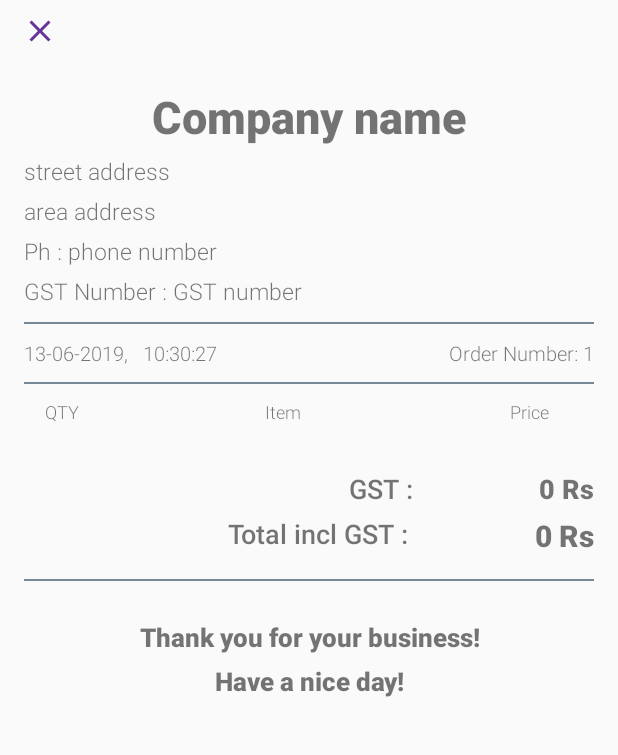
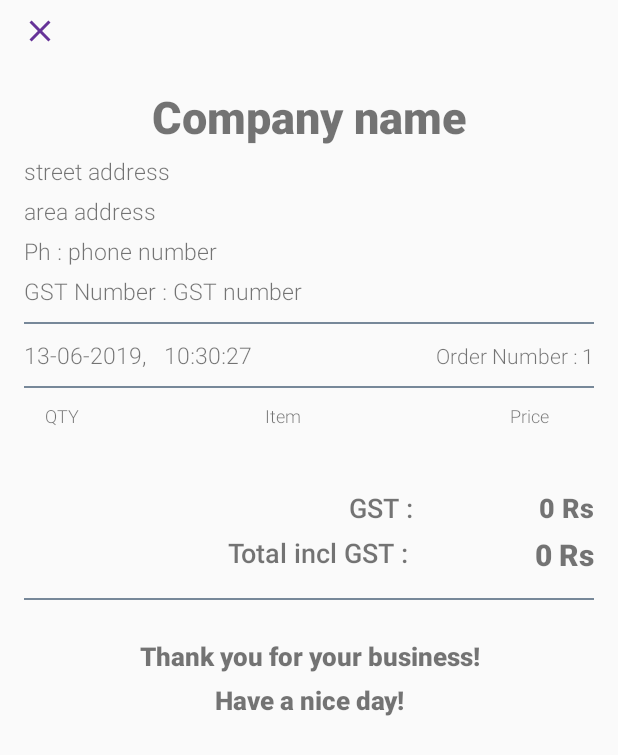
Before and after one commit to littleDiamond/AndroidProjects, an Android app: the ReceiptActivity screen opened directly, with no data from a screen before it, on a phone screen of 412 x 824 dp. Shown: the top 755 px of the screen. Run offline under Robolectric (Android 15) with nearby library versions, the phone set to English and light mode, and no system bars; 8 statements that could not run were skipped.

Commit message:
Fix the ui layout.

```diff
--- a/MyReceipts/app/src/main/java/com/examples/myreceipts/EmailActivity.java
+++ b/MyReceipts/app/src/main/java/com/examples/myreceipts/EmailActivity.java
@@ -40,7 +40,8 @@ public class EmailActivity extends AppCompatActivity {
             public void onClick(View v) {
                 Intent eIntent = new Intent (EmailActivity.this,
                                                     FeedBackActivity.class);
-                startActivity(eIntent);
+                setResult(RESULT_OK, eIntent);
+                finish();
             }
         });
     }
--- a/MyReceipts/app/src/main/java/com/examples/myreceipts/FeedBackActivity.java
+++ b/MyReceipts/app/src/main/java/com/examples/myreceipts/FeedBackActivity.java
@@ -54,4 +54,8 @@ public class FeedBackActivity extends AppCompatActivity {
             }
         });
     } // end of onCreate
+    @Override
+    protected void onActivityResult(int requestCode, int resultCode, Intent data) {
+        super.onActivityResult(requestCode, resultCode, data);
+    }
 }
--- a/MyReceipts/app/src/main/res/layout/activity_receipt.xml
+++ b/MyReceipts/app/src/main/res/layout/activity_receipt.xml
@@ -123,15 +123,15 @@
                     android:layout_height="wrap_content"
                     android:layout_weight="1"
                     android:fontFamily="sans-serif-light"
-                    android:text="Date "
-                    android:textSize="13dp" />
+                    android:text="DateTime "
+                    android:textSize="15dp" />
 
                 <TextView
                     android:layout_width="wrap_content"
                     android:layout_height="wrap_content"
                     android:fontFamily="sans-serif-light"
-                    android:text="Order Number: "
-                    android:textSize="13dp" />
+                    android:text="Order Number : "
+                    android:textSize="14dp" />
 
                 <TextView
                     android:id="@+id/tvOrderNumber"
@@ -139,7 +139,7 @@
                     android:layout_height="wrap_content"
                     android:fontFamily="sans-serif-light"
                     android:text="123"
-                    android:textSize="13dp" />
+                    android:textSize="14dp" />
 
             </LinearLayout>
 
@@ -196,7 +196,7 @@
                 android:layout_width="wrap_content"
                 android:layout_height="wrap_content"
                 android:layout_marginStart="16dp"
-                android:layout_marginTop="15dp"
+                android:layout_marginTop="25dp"
                 android:orientation="horizontal">
 
                 <TextView
--- a/MyReceipts/app/src/main/res/layout/inventory_item_list_layout.xml
+++ b/MyReceipts/app/src/main/res/layout/inventory_item_list_layout.xml
@@ -12,7 +12,7 @@
         android:textAlignment="center"
         android:layout_weight="20"
         android:layout_width="match_parent"
-        android:layout_height="35dp"
+        android:layout_height="wrap_content"
         android:text="Item"
         android:textSize="20sp" />
 
@@ -20,7 +20,7 @@
         android:textAlignment="center"
         android:layout_weight="45"
         android:layout_width="match_parent"
-        android:layout_height="35dp"
+        android:layout_height="wrap_content"
         android:text="$"
         android:textSize="18sp" />
 
@@ -29,7 +29,7 @@
         android:textAlignment="center"
         android:layout_weight="35"
         android:layout_width="match_parent"
-        android:layout_height="35dp"
+        android:layout_height="wrap_content"
         android:text="@string/price"
         android:textSize="20sp" />
 
--- a/MyReceipts/app/src/main/res/layout/receipt_layout.xml
+++ b/MyReceipts/app/src/main/res/layout/receipt_layout.xml
@@ -9,7 +9,7 @@
     <TextView
         android:id="@+id/receiptQTY"
         android:layout_width="match_parent"
-        android:layout_height="match_parent"
+        android:layout_height="wrap_content"
         android:layout_weight="45"
         android:text="qty"
         android:textAlignment="center"
@@ -18,7 +18,7 @@
     <TextView
         android:id="@+id/receiptItem"
         android:layout_width="match_parent"
-        android:layout_height="match_parent"
+        android:layout_height="wrap_content"
         android:layout_weight="20"
         android:text="item"
         android:textAlignment="center"
@@ -27,7 +27,7 @@
     <TextView
         android:id="@+id/receiptPrice"
         android:layout_width="match_parent"
-        android:layout_height="match_parent"
+        android:layout_height="wrap_content"
         android:layout_weight="35"
         android:text="@string/price"
         android:textAlignment="center"
```
